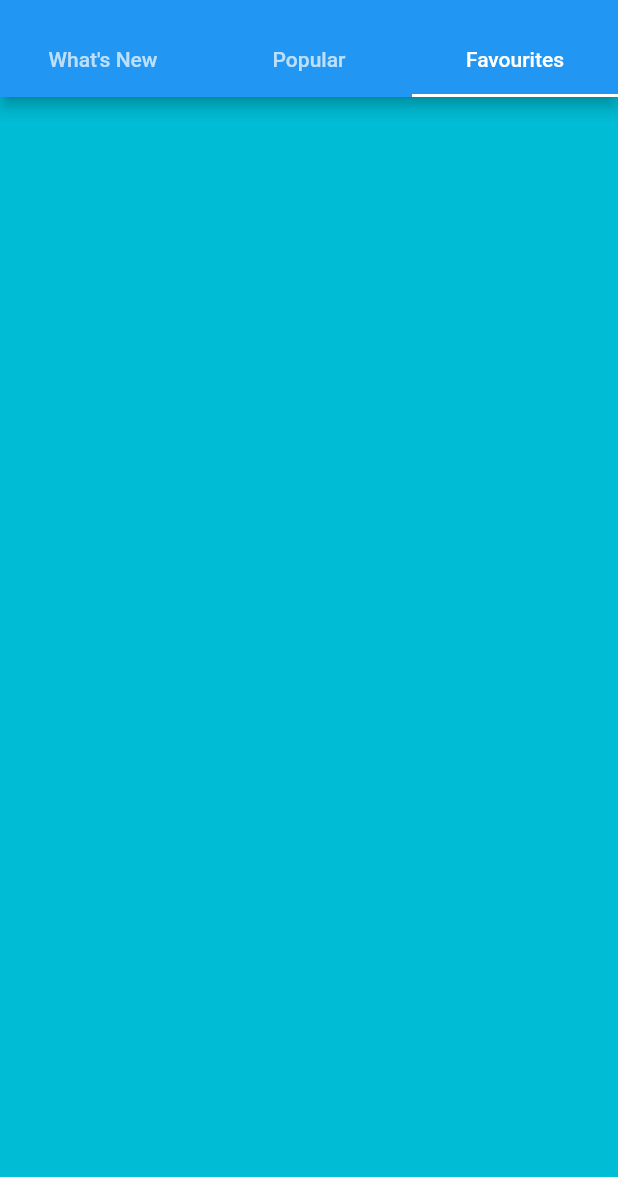
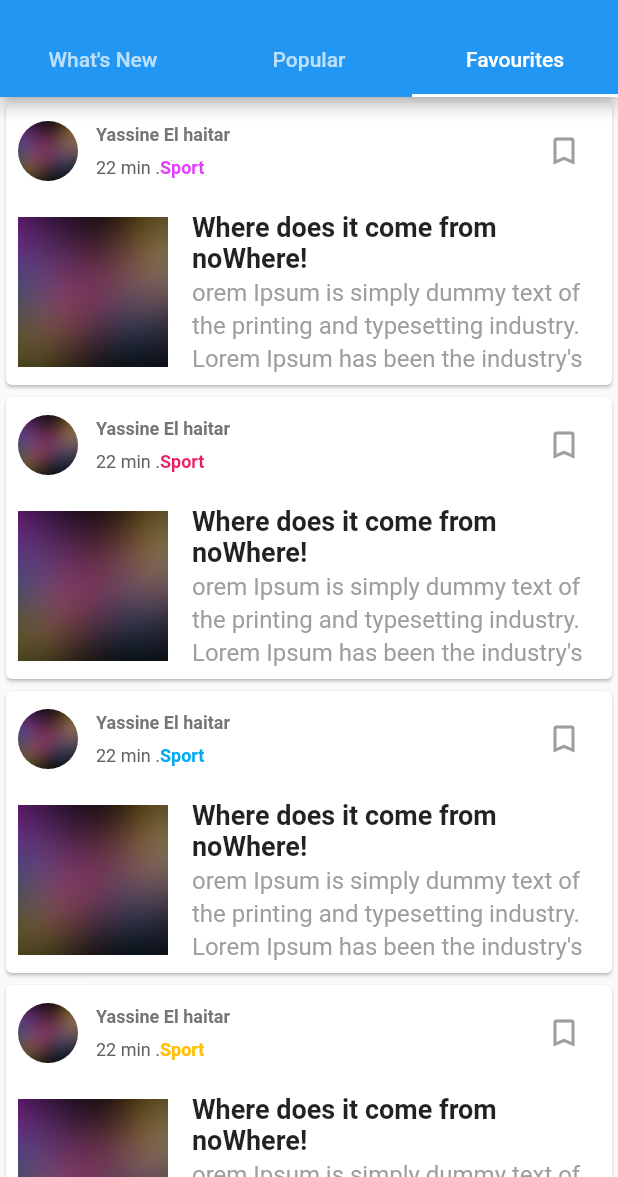
Before and after one commit to moroccan-coder/Flutter_NewsApp, a Flutter app: the HomeScreen screen opened directly, tab 3 chosen, on a phone screen of 412 x 824 dp, the part 59-1236 px from its top. Run offline on Flutter 3.47's test engine with Material 2 defaults, Android fonts, the phone set to English and light mode, and no system bars; our stand-ins replace shared_preferences; missing offline and left inert: page_view_indicator; accounts and stored records are empty.

Commit message:
adding Favourites tabed screen into Home Screen

```diff
--- a/lib/screens/home_tabs/favourites.dart
+++ b/lib/screens/home_tabs/favourites.dart
@@ -1,4 +1,6 @@
+import 'dart:math';
 
+import 'package:flutter/cupertino.dart';
 import 'package:flutter/material.dart';
 
 class Favourites extends StatefulWidget {
@@ -7,10 +9,138 @@ class Favourites extends StatefulWidget {
 }
 
 class _FavouritesState extends State<Favourites> {
+  List<Color> colorsList = [
+    Colors.red,
+    Colors.green,
+    Colors.lightBlue,
+    Colors.amber,
+    Colors.purpleAccent,
+    Colors.pink
+  ];
+
+  Random random = Random();
+
+  Color _getRandomColor() {
+    return colorsList[random.nextInt(colorsList.length)];
+  }
+
   @override
   Widget build(BuildContext context) {
-    return Container(
-      color: Colors.cyan,
+    return ListView.builder(
+      itemCount: 20,
+      itemBuilder: (context, index) {
+        return Card(
+          child: Container(
+            padding: EdgeInsets.all(8),
+            child: Column(
+              children: [
+                _authorRow(),
+                SizedBox(height: 16,),
+                _newsItemRow(),
+              ],
+            ),
+          ),
+        );
+      },
+    );
+  }
+
+  Widget _authorRow() {
+    return Row(
+      mainAxisAlignment: MainAxisAlignment.spaceBetween,
+      children: [
+        Row(
+          children: [
+            Container(
+              decoration: BoxDecoration(
+                image: DecorationImage(
+                  image: ExactAssetImage("assets/images/placeholder_bg.png"),
+                  fit: BoxFit.cover,
+                ),
+                shape: BoxShape.circle,
+              ),
+              width: 40,
+              height: 40,
+              margin: EdgeInsets.only(right: 12),
+            ),
+            Column(
+              crossAxisAlignment: CrossAxisAlignment.start,
+              children: [
+                Text(
+                  "Yassine El haitar",
+                  style: TextStyle(
+                      color: Colors.grey.shade600,
+                      fontSize: 12,
+                      fontWeight: FontWeight.w700),
+                ),
+                SizedBox(
+                  height: 8,
+                ),
+                Row(
+                  children: [
+                    Text(
+                      "22 min .",
+                      style:
+                          TextStyle(color: Colors.grey.shade700, fontSize: 12),
+                    ),
+                    Text(
+                      "Sport",
+                      style: TextStyle(
+                          color: _getRandomColor(),
+                          fontSize: 12,
+                          fontWeight: FontWeight.w700),
+                    ),
+                  ],
+                )
+              ],
+            )
+          ],
+        ),
+        IconButton(
+          icon: Icon(
+            Icons.bookmark_border,
+            color: Colors.grey,
+          ),
+          onPressed: () {},
+        )
+      ],
+    );
+  }
+
+  Widget _newsItemRow() {
+    return Row(
+      children: [
+        Container(
+          decoration: BoxDecoration(
+              image: DecorationImage(
+            image: ExactAssetImage("assets/images/placeholder_bg.png"),
+            fit: BoxFit.cover,
+          )),
+          width: 100,
+          height: 100,
+          margin: EdgeInsets.only(right: 16),
+        ),
+        Expanded(
+          child: Column(
+            crossAxisAlignment: CrossAxisAlignment.start,
+            children: [
+              Text(
+                "Where does it come from noWhere!",
+                style: TextStyle(fontSize: 18, fontWeight: FontWeight.w700),
+                textAlign: TextAlign.start,
+              ),
+              Text(
+                "orem Ipsum is simply dummy text of the printing and typesetting industry. Lorem Ipsum has been the industry's",
+                style: TextStyle(
+                  fontSize: 16,
+                  color: Colors.grey,
+                  height: 1.4,
+                ),
+              ),
+            ],
+          ),
+        )
+      ],
     );
   }
 }
```
